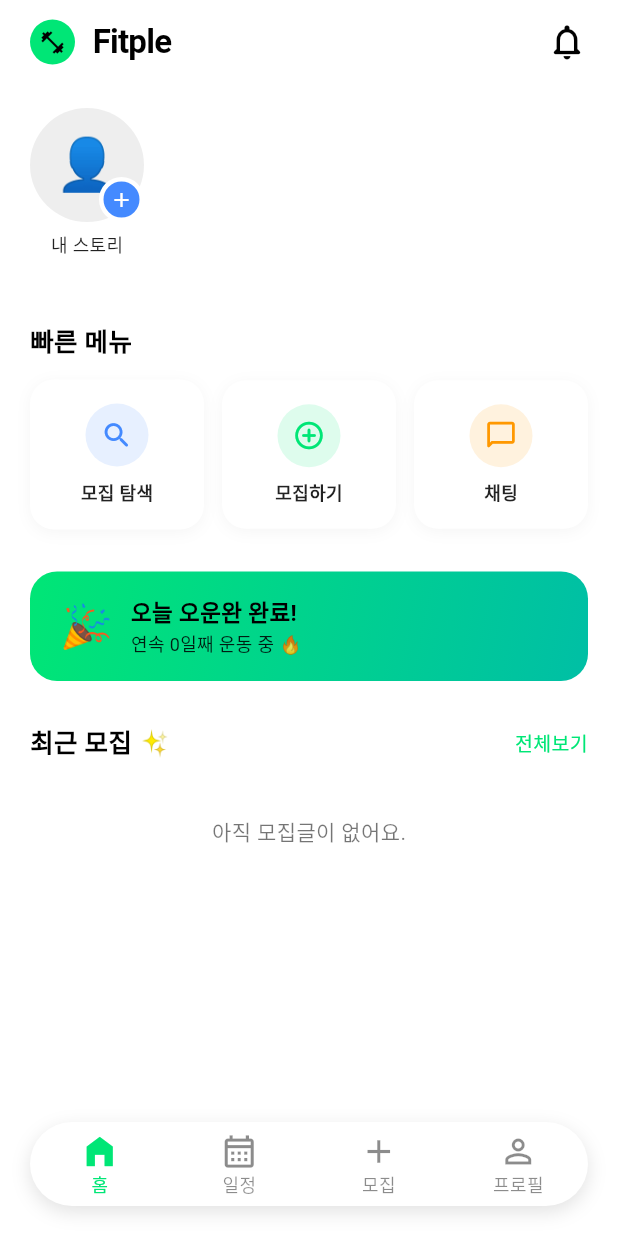
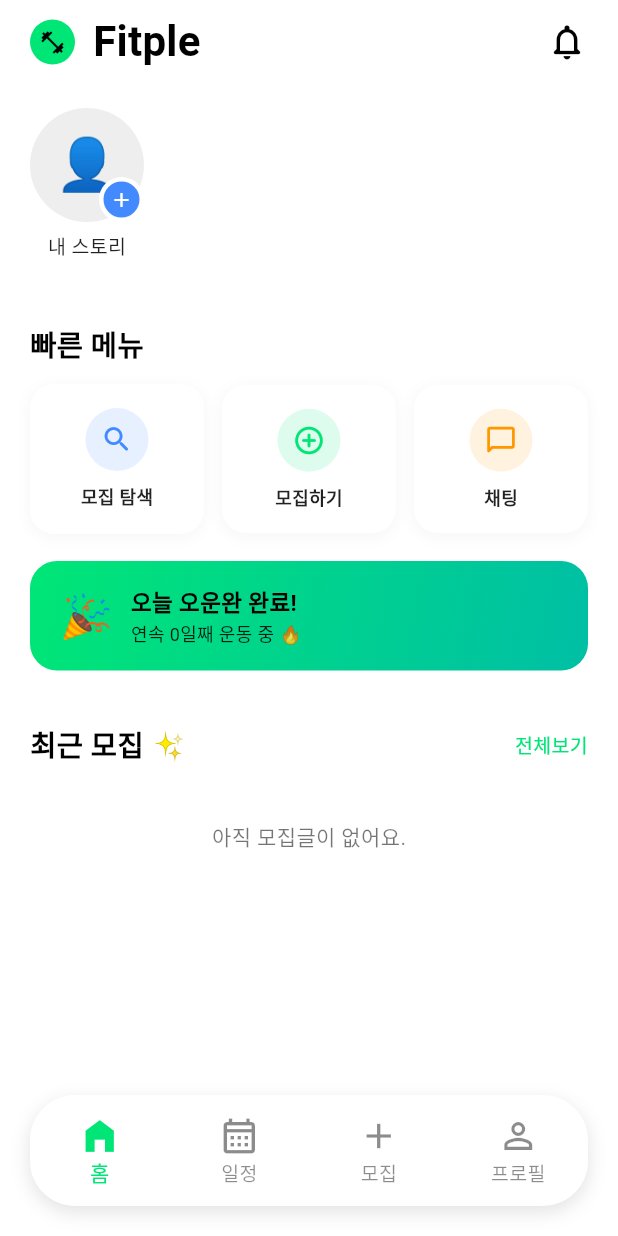
Before and after one commit to OHSEONGKWON/fitple, a Flutter app: the MainHomeScreen screen opened directly, on a phone screen of 412 x 824 dp. Run offline on Flutter 3.47's test engine with Material 3 defaults, Android fonts, the light colour scheme and no system bars; our stand-ins replace flutter_local_notifications, flutter_map, image_picker, latlong2, supabase_flutter; missing offline and left inert: photo_manager; accounts and stored records are empty; Roboto replaces fonts that are missing (Pretendard).

Commit message:
new file:   fitple_app/android/app/src/main/res/mipmap-hdpi/launcher_icon.png 	new file:   fitple_app/android/app/src/main/res/mipmap-mdpi/launcher_icon.png 	new file:   fitple_app/android/app/src/main/res/mipmap-xhdpi/launcher_icon.png 	new file:   fitple_app/android/app/src/main/res/mipmap-xxhdpi/launcher_icon.png 	new file:   fitple_app/android/app/src/main/res/mipmap-xxxhdpi/launcher_icon.png 	new file:   fitple_app/assets/fitple_app_icon.png 	new file:   fitple_app/ios/Runner/Assets.xcassets/AppIcon.appiconset/Icon-App-50x50@1x.png 	new file:   fitple_app/ios/Runner/Assets.xcassets/AppIcon.appiconset/Icon-App-50x50@2x.png 	new file:   fitple_app/ios/Runner/Assets.xcassets/AppIcon.appiconset/Icon-App-57x57@1x.png 	new file:   fitple_app/ios/Runner/Assets.xcassets/AppIcon.appiconset/Icon-App-57x57@2x.png 	new file:   fitple_app/ios/Runner/Assets.xcassets/AppIcon.appiconset/Icon-App-72x72@1x.png 	new file:   fitple_app/ios/Runner/Assets.xcassets/AppIcon.appiconset/Icon-App-72x72@2x.png

```diff
--- a/fitple_app/lib/screens/home_screen.dart
+++ b/fitple_app/lib/screens/home_screen.dart
@@ -322,7 +322,7 @@ class _HomeScreenState extends State<HomeScreen> {
                           Text(
                             '내 스토리',
                             style: TextStyle(
-                              fontSize: 12,
+                              fontSize: 13,
                               color: isDarkMode ? Colors.white70 : Colors.black87,
                             ),
                           ),
@@ -402,7 +402,7 @@ class _HomeScreenState extends State<HomeScreen> {
               child: Text('빠른 메뉴',
                   style: TextStyle(
                       color: textColor,
-                      fontSize: 17,
+                      fontSize: 19,
                       fontWeight: FontWeight.bold)),
             ),
             const SizedBox(height: 12),
@@ -447,7 +447,7 @@ class _HomeScreenState extends State<HomeScreen> {
               ),
             ),
 
-            const SizedBox(height: 28),
+            const SizedBox(height: 18),
 
             // 오운완 인증 배너
             Padding(
@@ -467,7 +467,7 @@ class _HomeScreenState extends State<HomeScreen> {
               ),
             ),
 
-            const SizedBox(height: 28),
+            const SizedBox(height: 35),
 
             // 최근 모집
             Padding(
@@ -478,7 +478,7 @@ class _HomeScreenState extends State<HomeScreen> {
                   Text('최근 모집 ✨',
                       style: TextStyle(
                           color: textColor,
-                          fontSize: 17,
+                          fontSize: 19,
                           fontWeight: FontWeight.bold)),
                   GestureDetector(
                     onTap: () => Navigator.push(context,
@@ -520,7 +520,7 @@ class _HomeScreenState extends State<HomeScreen> {
                         color: cardColor,
                         borderRadius: BorderRadius.circular(16),
                         border:
-                            Border(left: BorderSide(color: accent, width: 4)),
+                            Border(left: BorderSide(color: accent, width: 5)),
                         boxShadow: [
                           if (!isDarkMode)
                             BoxShadow(
@@ -571,7 +571,7 @@ class _HomeScreenState extends State<HomeScreen> {
                               minHeight: 5,
                             ),
                           ),
-                          const SizedBox(height: 6),
+                          const SizedBox(height: 8),
                           Row(
                             mainAxisAlignment: MainAxisAlignment.spaceBetween,
                             children: [
@@ -673,7 +673,7 @@ class _WorkoutBanner extends StatelessWidget {
         child: Row(
           children: [
             const Text('💪', style: TextStyle(fontSize: 28)),
-            const SizedBox(width: 12),
+            const SizedBox(width: 14),
             Expanded(
               child: Column(
                 crossAxisAlignment: CrossAxisAlignment.start,
--- a/fitple_app/lib/screens/main_home_screen.dart
+++ b/fitple_app/lib/screens/main_home_screen.dart
@@ -14,7 +14,7 @@ class MainHomeScreen extends StatefulWidget {
 class _MainHomeScreenState extends State<MainHomeScreen> {
   int _currentIndex = 0;
 
-  void changeTab(int index){
+  void changeTab(int index) {
     setState(() {
       _currentIndex = index;
     });
@@ -25,11 +25,13 @@ class _MainHomeScreenState extends State<MainHomeScreen> {
     final isDarkMode = Theme.of(context).brightness == Brightness.dark;
 
     final List<Widget> pages = [
-      HomeScreen(onNavigateToGather: () => changeTab(2),
-      onNavigateToCalendar:() => changeTab(1),
-      onNavigateToProfile:()=> changeTab(3)), //quickTile의 ontap 함수를 정의
+      HomeScreen(
+        onNavigateToGather: () => changeTab(2),
+        onNavigateToCalendar: () => changeTab(1),
+        onNavigateToProfile: () => changeTab(3),
+      ),
       const CalendarScreen(),
-      const GatherScreen(), //gatherscreen이랑 연결
+      const GatherScreen(),
       const ProfileScreen(),
     ];
 
@@ -63,15 +65,14 @@ class _MainHomeScreenState extends State<MainHomeScreen> {
                 style: TextStyle(
                   color: isDarkMode ? Colors.white : Colors.black,
                   fontWeight: FontWeight.bold,
-                  fontSize: 22,
-                  letterSpacing: -0.5,
+                  fontSize: 28,
+                  letterSpacing: 0.2,
                 ),
               ),
             ],
           ),
         ),
         actions: [
-          const SizedBox(width: 0),
           IconButton(
             onPressed: () {},
             icon: Icon(
@@ -87,6 +88,7 @@ class _MainHomeScreenState extends State<MainHomeScreen> {
       bottomNavigationBar: SafeArea(
         child: Container(
           margin: const EdgeInsets.only(left: 20, right: 20, bottom: 20),
+          padding: const EdgeInsets.symmetric(vertical: 6),
           decoration: BoxDecoration(
             color: isDarkMode ? const Color(0xFF1E1E1E) : Colors.white,
             borderRadius: BorderRadius.circular(30),
@@ -114,9 +116,9 @@ class _MainHomeScreenState extends State<MainHomeScreen> {
                   : Colors.black45,
               showSelectedLabels: true,
               showUnselectedLabels: true,
-              selectedFontSize: 12,
-              unselectedFontSize: 12,
-              iconSize: 26,
+              selectedFontSize: 14,
+              unselectedFontSize: 13,
+              iconSize: 28,
               items: const [
                 BottomNavigationBarItem(
                   icon: Icon(Icons.home_filled),
@@ -124,10 +126,12 @@ class _MainHomeScreenState extends State<MainHomeScreen> {
                 ),
                 BottomNavigationBarItem(
                   icon: Icon(Icons.calendar_month_outlined),
-                  label: '일정'),
+                  label: '일정',
+                ),
                 BottomNavigationBarItem(
                   icon: Icon(Icons.add_outlined),
-                  label: '모집'),
+                  label: '모집',
+                ),
                 BottomNavigationBarItem(
                   icon: Icon(Icons.person_outline),
                   label: '프로필',
--- a/fitple_app/lib/screens/splash_screen.dart
+++ b/fitple_app/lib/screens/splash_screen.dart
@@ -27,7 +27,7 @@ class _SplashScreenState extends State<SplashScreen> {
       });
     });
 
-    Future.delayed(const Duration(seconds: 3), () {
+    Future.delayed(const Duration(seconds: 4), () {
       _animationTimer.cancel();
       if (!mounted) return;
 
--- a/fitple_app/pubspec.yaml
+++ b/fitple_app/pubspec.yaml
@@ -46,6 +46,7 @@ dependencies:
 dev_dependencies:
   flutter_test:
     sdk: flutter
+  flutter_launcher_icons: ^0.13.1
 
   # The "flutter_lints" package below contains a set of recommended lints to
   # encourage good coding practices. The lint set provided by the package is
@@ -58,6 +59,11 @@ dev_dependencies:
 # following page: https://dart.dev/tools/pub/pubspec
 
 # The following section is specific to Flutter packages.
+flutter_launcher_icons:
+  android: "launcher_icon"
+  ios: true
+  image_path: "assets/fitple_app_icon.png"
+
 flutter:
 
   # The following line ensures that the Material Icons font is
```
Also changed, not shown: fitple_app/lib/screens/login_screen.dart (+75 -79 lines), fitple_app/assets/fitple_app_icon.png (added), fitple_app/pubspec.lock, 28 other files.
